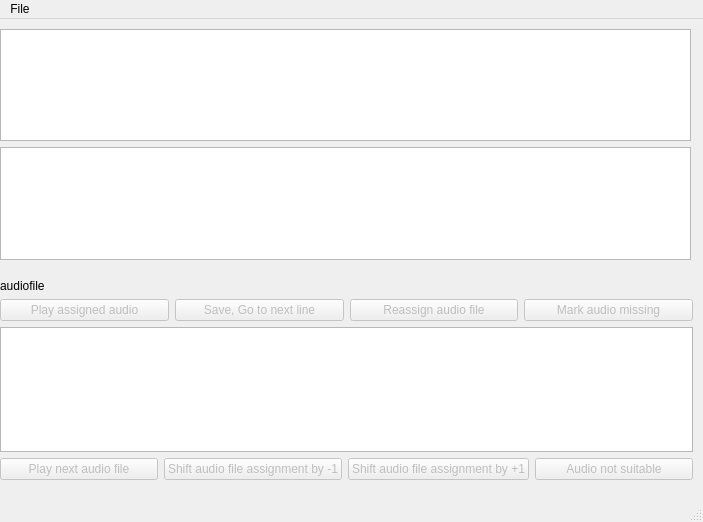
The window that mainwindow.ui (KaitoCross/TacoTranscribe) describes before a commit, drawn with Qt 5.
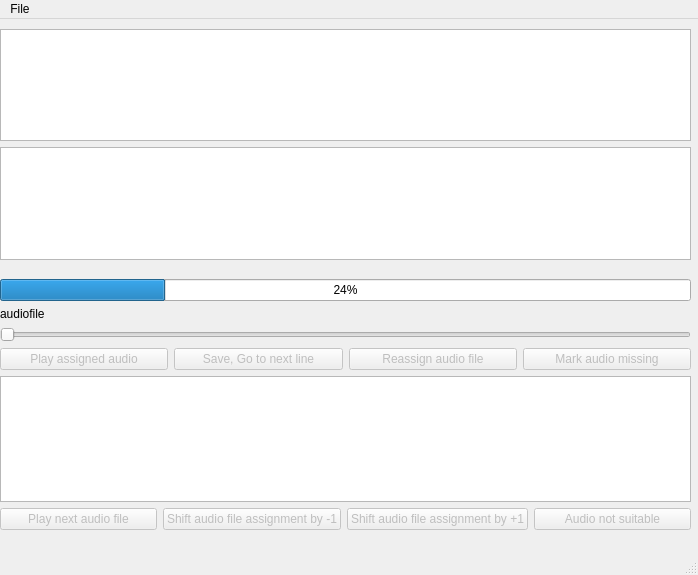
The same window after the commit.

Commit message: Added Progress bar and audio slider for convenience

```diff
--- a/mainwindow.ui
+++ b/mainwindow.ui
@@ -9,8 +9,8 @@
    <rect>
     <x>0</x>
     <y>0</y>
-    <width>703</width>
-    <height>522</height>
+    <width>698</width>
+    <height>575</height>
    </rect>
   </property>
   <property name="windowTitle">
@@ -48,11 +48,18 @@
      <rect>
       <x>0</x>
       <y>260</y>
-      <width>693</width>
-      <height>201</height>
+      <width>691</width>
+      <height>251</height>
      </rect>
     </property>
     <layout class="QVBoxLayout" name="verticalLayout_4">
+     <item>
+      <widget class="QProgressBar" name="progressBar">
+       <property name="value">
+        <number>24</number>
+       </property>
+      </widget>
+     </item>
      <item>
       <widget class="QLabel" name="OggFileName">
        <property name="text">
@@ -60,6 +67,13 @@
        </property>
       </widget>
      </item>
+     <item>
+      <widget class="QSlider" name="horizontalSlider">
+       <property name="orientation">
+        <enum>Qt::Horizontal</enum>
+       </property>
+      </widget>
+     </item>
      <item>
       <layout class="QHBoxLayout" name="buttonsTop">
        <item>
@@ -162,7 +176,7 @@
     <rect>
      <x>0</x>
      <y>0</y>
-     <width>703</width>
+     <width>698</width>
      <height>20</height>
     </rect>
    </property>
```
The commit also changes 6 other files.
